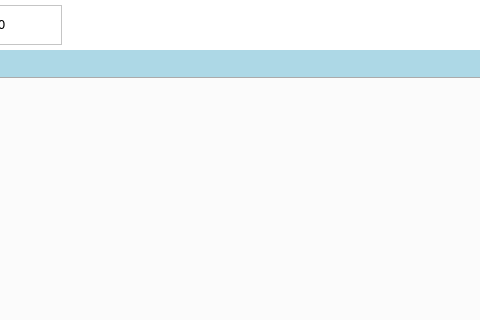
Above: bitbots_live_tool_rqt/resource/livetool.ui from bit-bots/bitbots_main before the change; both pictures show x 740 to 1220 and y 0 to 320 of the 1220 by 800 pixel window. Below: the same form after it.
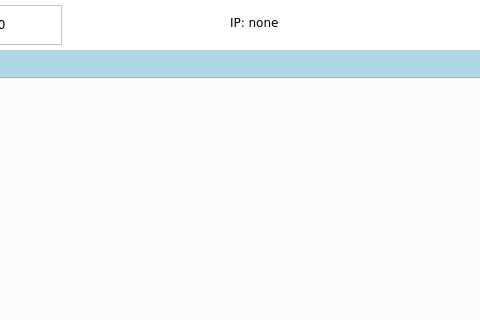
That is the form after the change. Icons and pictures are not drawn.

Commit message: Tool now announces its IP for easier connection

What changed in the file:
```diff
--- a/bitbots_live_tool_rqt/resource/livetool.ui
+++ b/bitbots_live_tool_rqt/resource/livetool.ui
@@ -3323,6 +3323,19 @@
      <string>Change Side</string>
     </property>
    </widget>
+   <widget class="QLabel" name="label_13">
+    <property name="geometry">
+     <rect>
+      <x>970</x>
+      <y>10</y>
+      <width>191</width>
+      <height>25</height>
+     </rect>
+    </property>
+    <property name="text">
+     <string>IP: none</string>
+    </property>
+   </widget>
   </widget>
  </widget>
  <resources/>
```
The commit also changes 2 other files.
